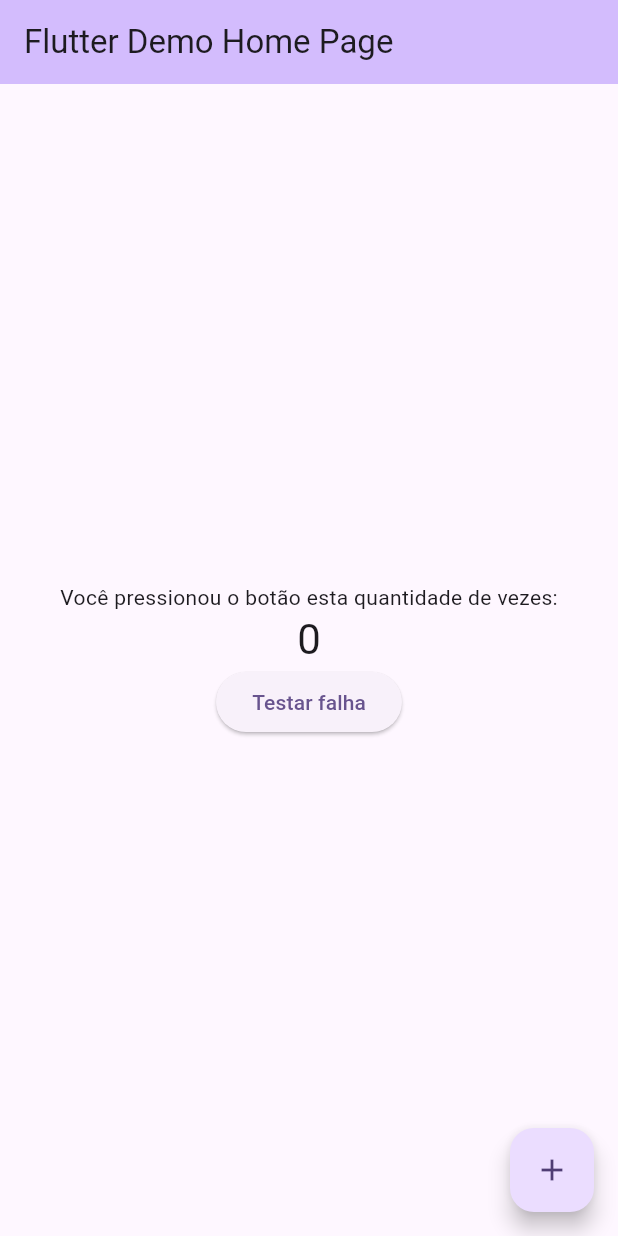
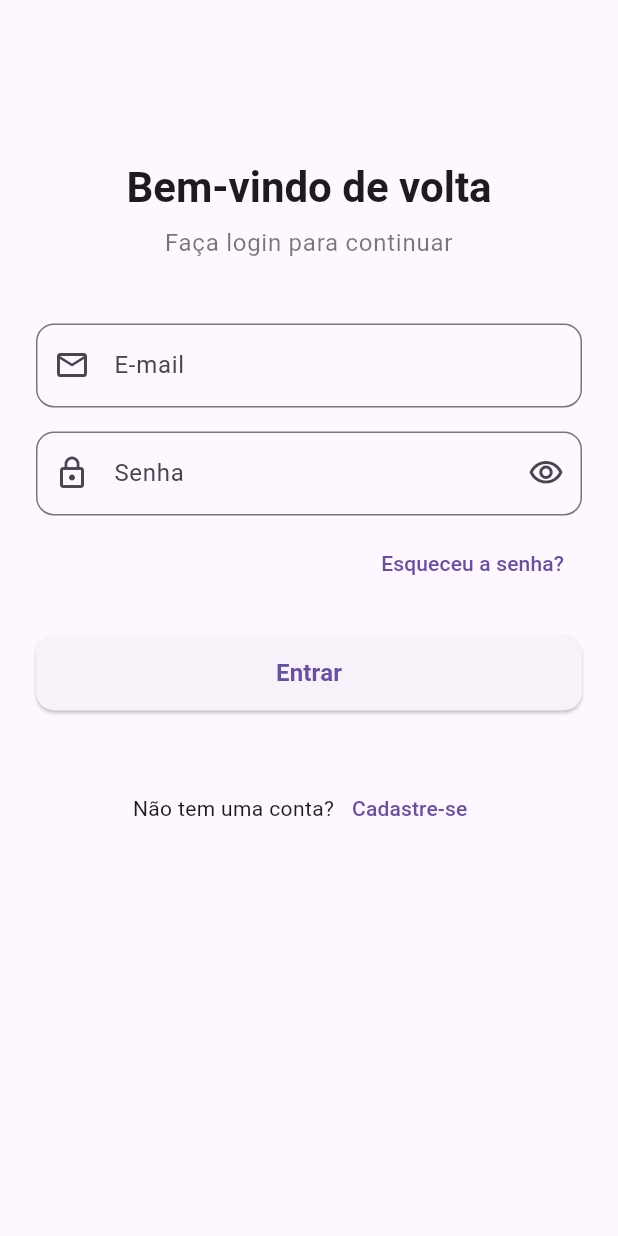
Before and after one commit to LincolnFerreira/iron_log, a Flutter app: the screen it shows after launch, on a phone screen of 412 x 824 dp. Run offline on Flutter 3.47's test engine with Material 3 defaults, Android fonts, the light colour scheme and no system bars; our stand-ins replace bloc, dio, firebase_core, firebase_crashlytics, flutter_bloc; accounts and stored records are empty.

Commit message:
Implement authentication feature with login functionality and UI

```diff
--- /dev/null
+++ b/lib/app.dart
@@ -0,0 +1,15 @@
+import 'package:flutter/material.dart';
+import 'package:iron_log/features/auth/presentation/pages/login_page.dart';
+
+class MyApp extends StatelessWidget {
+  const MyApp({super.key});
+
+  @override
+  Widget build(BuildContext context) {
+    return MaterialApp(
+      title: 'Meu App com Provider',
+      theme: ThemeData(primarySwatch: Colors.blue),
+      home: const LoginPage(),
+    );
+  }
+}
--- /dev/null
+++ b/lib/features/auth/data/models/user_model.dart
@@ -0,0 +1,8 @@
+class UserModel {
+  // Implement your User model here
+  const UserModel();
+
+  factory UserModel.fromJson(Map<String, dynamic> json) {
+    return UserModel();
+  }
+}
--- /dev/null
+++ b/lib/features/auth/data/repositories/auth_repository_impl.dart
@@ -0,0 +1,14 @@
+import 'package:iron_log/features/auth/data/datasources/auth_remote_data_source.dart';
+
+import '../../domain/repositories/auth_repository.dart';
+
+class AuthRepositoryImpl implements AuthRepository {
+  final AuthRemoteDataSource remoteDataSource;
+
+  AuthRepositoryImpl({required this.remoteDataSource});
+
+  @override
+  Future<void> login(String email, String password) {
+    throw remoteDataSource.login(email, password);
+  }
+}
--- /dev/null
+++ b/lib/features/auth/domain/entities/user.dart
@@ -0,0 +1,4 @@
+class User {
+  // Implement your User entity here
+  const User();
+}
--- /dev/null
+++ b/lib/features/auth/domain/repositories/auth_repository.dart
@@ -0,0 +1,3 @@
+abstract class AuthRepository {
+  Future<void> login(String email, String password);
+}
--- /dev/null
+++ b/lib/features/auth/domain/usecases/login_usecase.dart
@@ -0,0 +1,11 @@
+import '../repositories/auth_repository.dart';
+
+class LoginUseCase {
+  final AuthRepository repository;
+
+  LoginUseCase(this.repository);
+
+  Future<void> call(String email, String password) {
+    return repository.login(email, password);
+  }
+}
--- /dev/null
+++ b/lib/features/auth/presentation/bloc/auth_bloc.dart
@@ -0,0 +1,17 @@
+import 'package:bloc/bloc.dart';
+
+part 'auth_event.dart';
+part 'auth_state.dart';
+
+class AuthBloc extends Bloc<AuthEvent, AuthState> {
+  AuthBloc({required loginUseCase}) : super(const AuthState()) {
+    on<LoginRequested>(_onLoginRequested);
+  }
+
+  Future<void> _onLoginRequested(
+    LoginRequested event,
+    Emitter<AuthState> emit,
+  ) async {
+    // Implement your login logic here
+  }
+}
--- /dev/null
+++ b/lib/features/auth/presentation/bloc/auth_event.dart
@@ -0,0 +1,12 @@
+part of 'auth_bloc.dart';
+
+abstract class AuthEvent {
+  const AuthEvent();
+}
+
+class LoginRequested extends AuthEvent {
+  final String email;
+  final String password;
+
+  const LoginRequested(this.email, this.password);
+}
--- /dev/null
+++ b/lib/features/auth/presentation/bloc/auth_state.dart
@@ -0,0 +1,13 @@
+part of 'auth_bloc.dart';
+
+enum AuthStatus { initial, loading, success, failure }
+
+class AuthState {
+  final AuthStatus status;
+  final String? error;
+
+  const AuthState({
+    this.status = AuthStatus.initial,
+    this.error,
+  });
+}
--- /dev/null
+++ b/lib/features/auth/presentation/pages/login_page.dart
@@ -0,0 +1,32 @@
+import 'package:dio/dio.dart';
+import 'package:flutter/material.dart';
+import 'package:flutter_bloc/flutter_bloc.dart';
+import 'package:iron_log/features/auth/data/datasources/auth_remote_data_source.dart';
+import 'package:iron_log/features/auth/data/repositories/auth_repository_impl.dart';
+import 'package:iron_log/features/auth/domain/usecases/login_usecase.dart';
+
+import '../bloc/auth_bloc.dart';
+import '../widgets/login_form.dart';
+
+class LoginPage extends StatelessWidget {
+  const LoginPage({super.key});
+
+  @override
+  Widget build(BuildContext context) {
+    return Scaffold(
+      body: SafeArea(
+        child: BlocProvider(
+          // Remova o getIt e crie a instância diretamente
+          create: (context) => AuthBloc(
+            loginUseCase: LoginUseCase(
+              AuthRepositoryImpl(
+                remoteDataSource: AuthRemoteDataSourceImpl(dio: Dio()),
+              ),
+            ),
+          ),
+          child: const LoginView(),
+        ),
+      ),
+    );
+  }
+}
--- /dev/null
+++ b/lib/features/auth/presentation/widgets/auth_button.dart
@@ -0,0 +1,22 @@
+import 'package:flutter/material.dart';
+
+class AuthButton extends StatelessWidget {
+  final VoidCallback? onPressed;
+  final bool isLoading;
+
+  const AuthButton({
+    super.key,
+    this.onPressed,
+    this.isLoading = false,
+  });
+
+  @override
+  Widget build(BuildContext context) {
+    return ElevatedButton(
+      onPressed: isLoading ? null : onPressed,
+      child: isLoading
+          ? const CircularProgressIndicator()
+          : const Text('Login'),
+    );
+  }
+}
--- /dev/null
+++ b/lib/features/auth/presentation/widgets/login_form.dart
@@ -0,0 +1,255 @@
+// lib/features/auth/presentation/pages/login_page.dart
+import 'package:flutter/material.dart';
+import 'package:flutter_bloc/flutter_bloc.dart';
+
+import '../bloc/auth_bloc.dart';
+
+class LoginView extends StatefulWidget {
+  const LoginView({super.key});
+
+  @override
+  State<LoginView> createState() => LoginViewState();
+}
+
+class LoginViewState extends State<LoginView> {
+  final _formKey = GlobalKey<FormState>();
+  final _emailController = TextEditingController();
+  final _passwordController = TextEditingController();
+  bool _obscurePassword = true;
+
+  @override
+  void dispose() {
+    _emailController.dispose();
+    _passwordController.dispose();
+    super.dispose();
+  }
+
+  @override
+  Widget build(BuildContext context) {
+    final theme = Theme.of(context);
+    final size = MediaQuery.of(context).size;
+
+    return BlocListener<AuthBloc, AuthState>(
+      listener: (context, state) {
+        if (state.status == AuthStatus.failure) {
+          ScaffoldMessenger.of(context).showSnackBar(
+            SnackBar(
+              content: Text(state.error ?? 'Erro no login'),
+              backgroundColor: theme.colorScheme.error,
+            ),
+          );
+        } else if (state.status == AuthStatus.success) {
+          Navigator.of(context).pushReplacementNamed('/home');
+        }
+      },
+      child: SingleChildScrollView(
+        padding: const EdgeInsets.all(24),
+        child: Column(
+          crossAxisAlignment: CrossAxisAlignment.stretch,
+          children: [
+            SizedBox(height: size.height * 0.1),
+            Text(
+              'Bem-vindo de volta',
+              style: theme.textTheme.headlineMedium?.copyWith(
+                fontWeight: FontWeight.bold,
+              ),
+              textAlign: TextAlign.center,
+            ),
+            const SizedBox(height: 8),
+            Text(
+              'Faça login para continuar',
+              style: theme.textTheme.bodyLarge?.copyWith(
+                color: theme.colorScheme.onSurface.withOpacity(0.6),
+              ),
+              textAlign: TextAlign.center,
+            ),
+            SizedBox(height: size.height * 0.05),
+            Form(
+              key: _formKey,
+              child: Column(
+                children: [
+                  AuthTextField(
+                    controller: _emailController,
+                    labelText: 'E-mail',
+                    prefixIcon: Icons.email_outlined,
+                    keyboardType: TextInputType.emailAddress,
+                    validator: (value) {
+                      if (value == null || value.isEmpty) {
+                        return 'Por favor, insira seu e-mail';
+                      }
+                      if (!RegExp(
+                        r'^[\w-\.]+@([\w-]+\.)+[\w-]{2,4}$',
+                      ).hasMatch(value)) {
+                        return 'Por favor, insira um e-mail válido';
+                      }
+                      return null;
+                    },
+                  ),
+                  const SizedBox(height: 16),
+                  AuthTextField(
+                    controller: _passwordController,
+                    labelText: 'Senha',
+                    prefixIcon: Icons.lock_outline,
+                    obscureText: _obscurePassword,
+                    suffixIcon: IconButton(
+                      icon: Icon(
+                        _obscurePassword
+                            ? Icons.visibility_outlined
+                            : Icons.visibility_off_outlined,
+                      ),
+                      onPressed: () {
+                        setState(() {
+                          _obscurePassword = !_obscurePassword;
+                        });
+                      },
+                    ),
+                    validator: (value) {
+                      if (value == null || value.isEmpty) {
+                        return 'Por favor, insira sua senha';
+                      }
+                      if (value.length < 6) {
+                        return 'A senha deve ter pelo menos 6 caracteres';
+                      }
+                      return null;
+                    },
+                  ),
+                  const SizedBox(height: 8),
+                  Align(
+                    alignment: Alignment.centerRight,
+                    child: TextButton(
+                      onPressed: () {
+                        // Navegar para tela de recuperação de senha
+                      },
+                      child: const Text('Esqueceu a senha?'),
+                    ),
+                  ),
+                  const SizedBox(height: 24),
+                  BlocBuilder<AuthBloc, AuthState>(
+                    builder: (context, state) {
+                      return AuthButton(
+                        onPressed: state.status == AuthStatus.loading
+                            ? null
+                            : () {
+                                if (_formKey.currentState?.validate() ??
+                                    false) {
+                                  context.read<AuthBloc>().add(
+                                    LoginRequested(
+                                      _emailController.text.trim(),
+                                      _passwordController.text.trim(),
+                                    ),
+                                  );
+                                }
+                              },
+                        isLoading: state.status == AuthStatus.loading,
+                        label: 'Entrar',
+                      );
+                    },
+                  ),
+                ],
+              ),
+            ),
+            SizedBox(height: size.height * 0.05),
+            Row(
+              mainAxisAlignment: MainAxisAlignment.center,
+              children: [
+                Text('Não tem uma conta?', style: theme.textTheme.bodyMedium),
+                TextButton(
+                  onPressed: () {
+                    // Navegar para tela de cadastro
+                  },
+                  child: const Text('Cadastre-se'),
+                ),
+              ],
+            ),
+          ],
+        ),
+      ),
+    );
+  }
+}
+
+class AuthTextField extends StatelessWidget {
+  final TextEditingController controller;
+  final String labelText;
+  final IconData? prefixIcon;
+  final Widget? suffixIcon;
+  final bool obscureText;
+  final TextInputType? keyboardType;
+  final String? Function(String?)? validator;
+
+  const AuthTextField({
+    super.key,
+    required this.controller,
+    required this.labelText,
+    this.prefixIcon,
+    this.suffixIcon,
+    this.obscureText = false,
+    this.keyboardType,
+    this.validator,
+  });
+
+  @override
+  Widget build(BuildContext context) {
+    return TextFormField(
+      controller: controller,
+      obscureText: obscureText,
+      keyboardType: keyboardType,
+      validator: validator,
+      decoration: InputDecoration(
+        labelText: labelText,
+        prefixIcon: prefixIcon != null ? Icon(prefixIcon) : null,
+        suffixIcon: suffixIcon,
+        border: OutlineInputBorder(borderRadius: BorderRadius.circular(12)),
+        contentPadding: const EdgeInsets.symmetric(
+          vertical: 16,
+          horizontal: 16,
+        ),
+      ),
+    );
+  }
+}
+
+class AuthButton extends StatelessWidget {
+  final VoidCallback? onPressed;
+  final bool isLoading;
+  final String label;
+
+  const AuthButton({
+    super.key,
+    this.onPressed,
+    this.isLoading = false,
+    required this.label,
+  });
+
+  @override
+  Widget build(BuildContext context) {
+    return SizedBox(
+      width: double.infinity,
+      height: 50,
+      child: ElevatedButton(
+        onPressed: onPressed,
+        style: ElevatedButton.styleFrom(
+          shape: RoundedRectangleBorder(
+            borderRadius: BorderRadius.circular(12),
+          ),
+        ),
+        child: isLoading
+            ? const SizedBox(
+                width: 24,
+                height: 24,
+                child: CircularProgressIndicator(
+                  strokeWidth: 2,
+                  color: Colors.white,
+                ),
+              )
+            : Text(
+                label,
+                style: const TextStyle(
+                  fontSize: 16,
+                  fontWeight: FontWeight.w600,
+                ),
+              ),
+      ),
+    );
+  }
+}
--- a/lib/main.dart
+++ b/lib/main.dart
@@ -1,6 +1,7 @@
 import 'package:firebase_core/firebase_core.dart';
 import 'package:flutter/material.dart';
 import 'package:firebase_crashlytics/firebase_crashlytics.dart';
+import 'package:iron_log/app.dart';
 
 Future<void> main() async {
   WidgetsFlutterBinding.ensureInitialized();
@@ -8,72 +9,3 @@ Future<void> main() async {
   FlutterError.onError = FirebaseCrashlytics.instance.recordFlutterFatalError;
   runApp(const MyApp());
 }
-
-class MyApp extends StatelessWidget {
-  const MyApp({super.key});
-
-  @override
-  Widget build(BuildContext context) {
-    return MaterialApp(
-      title: 'Flutter Demo',
-      theme: ThemeData(
-        colorScheme: ColorScheme.fromSeed(seedColor: Colors.deepPurple),
-      ),
-      home: const MyHomePage(title: 'Flutter Demo Home Page'),
-    );
-  }
-}
-
-class MyHomePage extends StatefulWidget {
-  const MyHomePage({super.key, required this.title});
-
-  final String title;
-
-  @override
-  State<MyHomePage> createState() => _MyHomePageState();
-}
-
-class _MyHomePageState extends State<MyHomePage> {
-  int _counter = 0;
-
-  void _incrementCounter() {
-    setState(() {
-      _counter++;
-    });
-  }
-
-  @override
-  Widget build(BuildContext context) {
-    return Scaffold(
-      appBar: AppBar(
-        backgroundColor: Theme.of(context).colorScheme.inversePrimary,
-
-        title: Text(widget.title),
-      ),
-      body: Center(
-        child: Column(
-          mainAxisAlignment: MainAxisAlignment.center,
-          children: <Widget>[
-            const Text('Você pressionou o botão esta quantidade de vezes:'),
-            Text(
-              '$_counter',
-              style: Theme.of(context).textTheme.headlineMedium,
-            ),
-            ElevatedButton(
-              onPressed: () {
-                FirebaseCrashlytics.instance.crash();
-              },
-              child: const Text('Testar falha'),
-            ),
-          ],
-        ),
-      ),
-
-      floatingActionButton: FloatingActionButton(
-        onPressed: _incrementCounter,
-        tooltip: 'Increment',
-        child: const Icon(Icons.add),
-      ),
-    );
-  }
-}
--- a/pubspec.yaml
+++ b/pubspec.yaml
@@ -36,6 +36,10 @@ dependencies:
   cupertino_icons: ^1.0.8
   firebase_core: ^3.15.2
   firebase_crashlytics: ^4.3.10
+  provider: ^6.1.5
+  bloc: ^9.0.0
+  flutter_bloc: ^9.1.1
+  dio: ^5.8.0+1
 
 dev_dependencies:
   flutter_test:
```
Also changed, not shown: lib/features/auth/data/datasources/auth_remote_data_source.dart (added, +123 -0 lines), lib/home_screen.dart (added, +10 -0 lines), pubspec.lock, 2 other files.
